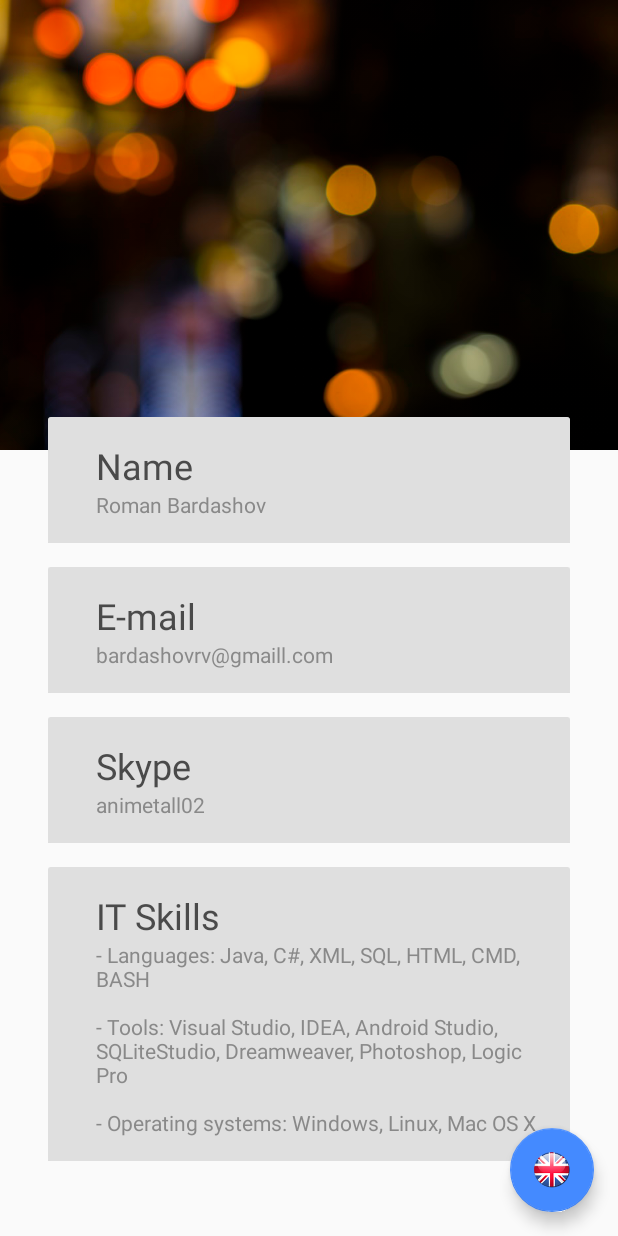
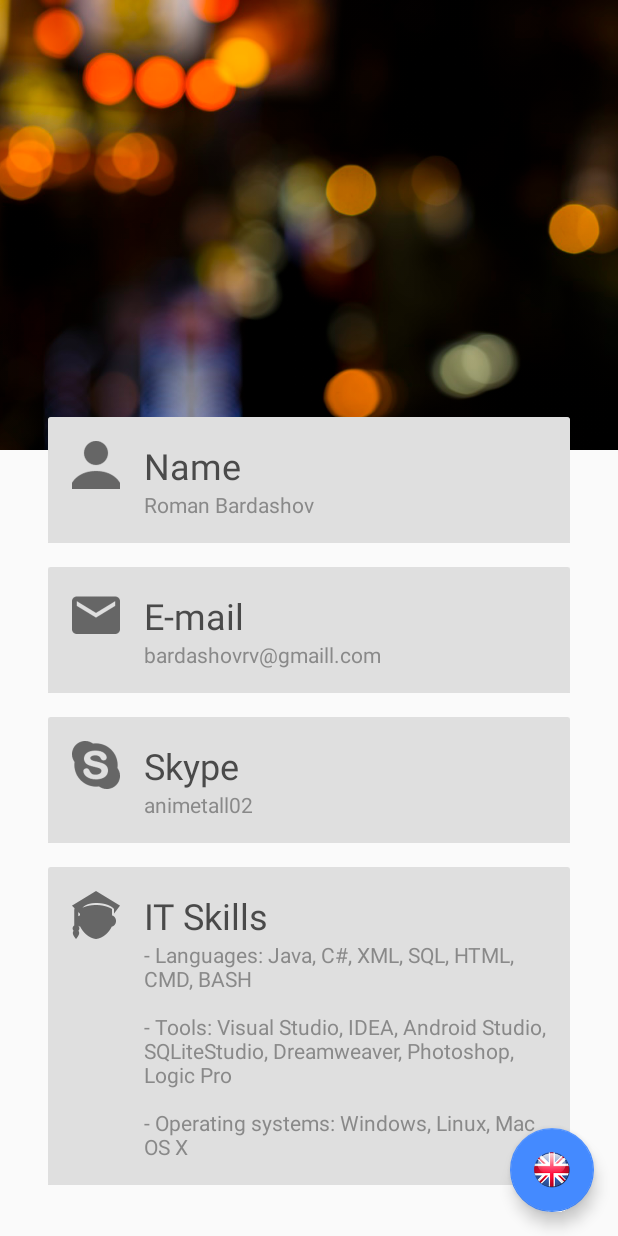
Before and after one commit to An1metall/GB_A_BusinessCard, an Android app: the screen it shows after launch (MainActivity), on a phone screen of 412 x 824 dp. Run offline under Robolectric (Android 15) with nearby library versions, the phone set to English and light mode, and no system bars.

Commit message:
Cosmetic changes

```diff
--- a/app/src/main/res/layout/card_view.xml
+++ b/app/src/main/res/layout/card_view.xml
@@ -20,8 +20,8 @@
             android:padding="16dp"
             >
             <ImageView
-                android:layout_width="wrap_content"
-                android:layout_height="wrap_content"
+                android:layout_width="32dp"
+                android:layout_height="32dp"
                 android:id="@+id/card_pic"
                 android:layout_alignParentLeft="true"
                 android:layout_alignParentTop="true"
--- a/app/src/main/res/values/cards.xml
+++ b/app/src/main/res/values/cards.xml
@@ -14,9 +14,9 @@
         </item>
     </string-array>
     <integer-array name="card_pics">
-<!--        <item>@drawable/user</item>
-        <item>@drawable/email</item>
+        <item>@drawable/user</item>
+        <item>@drawable/mail</item>
         <item>@drawable/skype</item>
-        <item>@drawable/skills</item>-->
+        <item>@drawable/skill</item>
     </integer-array>
 </resources>
```
